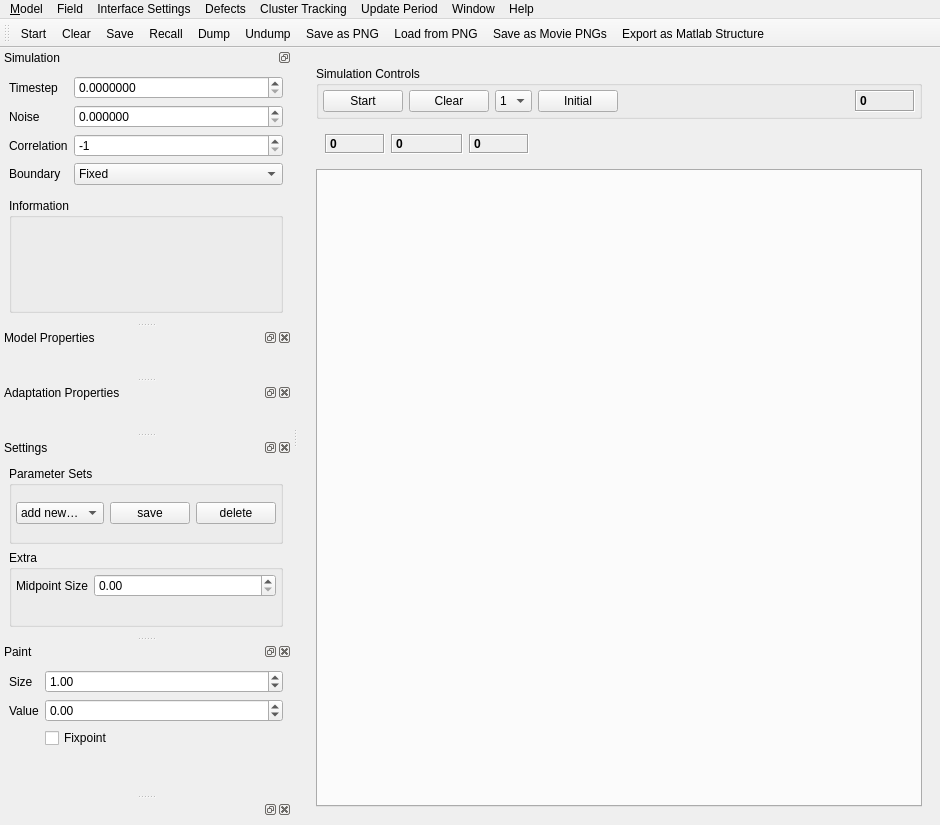
First picture: the form in ui/plotwindow_2d.ui, repository Debilski/Wellenprogramm, before the edit.
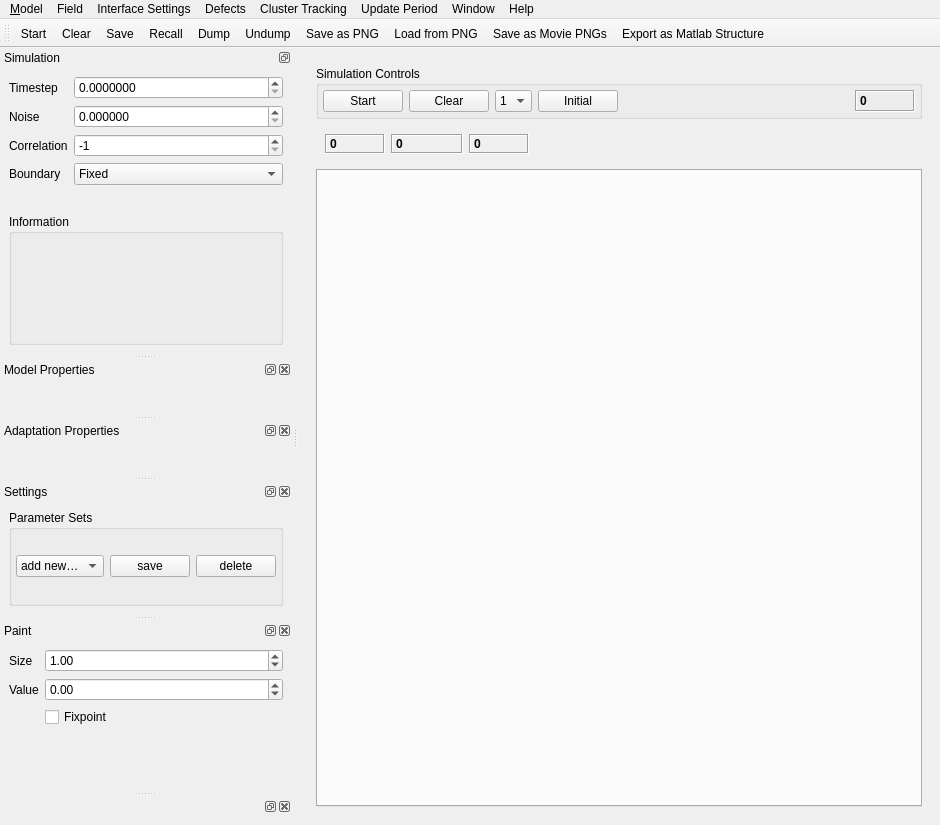
Second picture: the form after the edit. Custom widgets are drawn as their Qt base class.

Patch:
```diff
--- a/ui/plotwindow_2d.ui
+++ b/ui/plotwindow_2d.ui
@@ -591,35 +591,6 @@
        </layout>
       </widget>
      </item>
-     <item>
-      <widget class="QGroupBox" name="groupBox_2">
-       <property name="title">
-        <string>Extra</string>
-       </property>
-       <layout class="QFormLayout" name="formLayout">
-        <property name="margin">
-         <number>4</number>
-        </property>
-        <item row="0" column="0">
-         <widget class="QLabel" name="label_10">
-          <property name="text">
-           <string>Midpoint Size</string>
-          </property>
-          <property name="buddy">
-           <cstring>midpoint_sizeValue</cstring>
-          </property>
-         </widget>
-        </item>
-        <item row="0" column="1">
-         <widget class="QDoubleSpinBox" name="midpoint_sizeValue">
-          <property name="singleStep">
-           <double>0.100000000000000</double>
-          </property>
-         </widget>
-        </item>
-       </layout>
-      </widget>
-     </item>
     </layout>
    </widget>
   </widget>
@@ -709,10 +680,18 @@
     <number>1</number>
    </attribute>
    <widget class="QWidget" name="dockWidgetContents_2">
-    <widget class="QWidget" name="">
+    <widget class="QWidget" name="layoutWidget">
+     <property name="geometry">
+      <rect>
+       <x>0</x>
+       <y>0</y>
+       <width>2</width>
+       <height>2</height>
+      </rect>
+     </property>
      <layout class="QGridLayout" name="pngSaveWidgetGridLayout"/>
     </widget>
-    <widget class="QWidget" name="">
+    <widget class="QWidget" name="layoutWidget">
      <property name="geometry">
       <rect>
        <x>12</x>
```
Left out of the diff: 1 changed line with no effect on the pictures.
